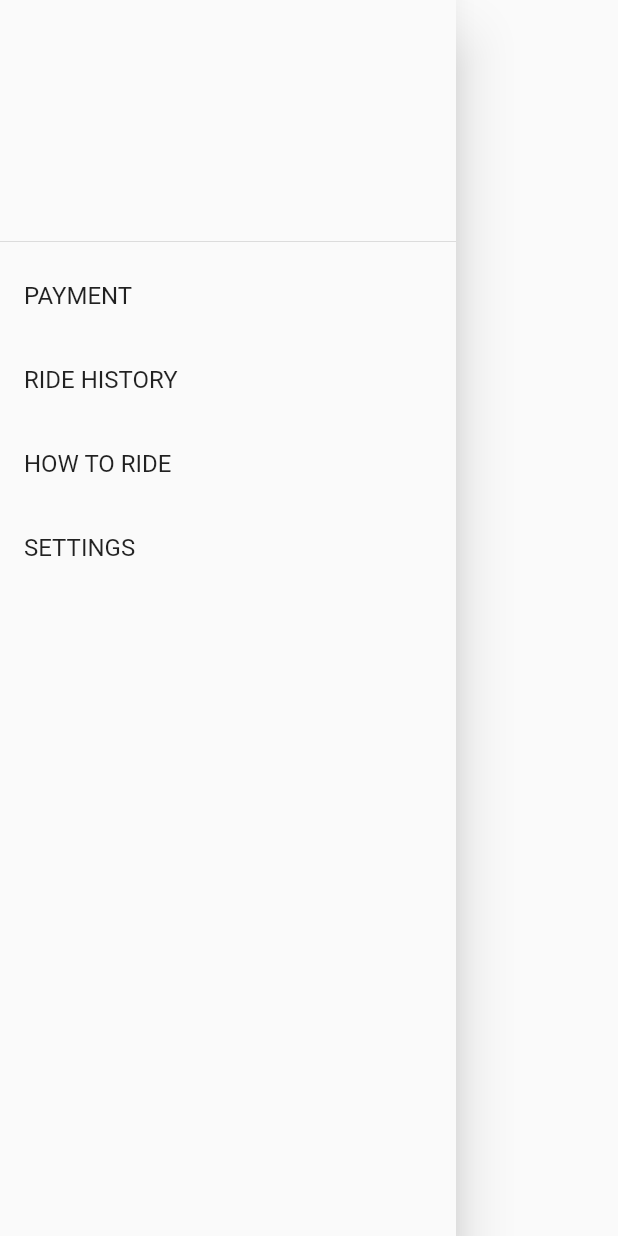
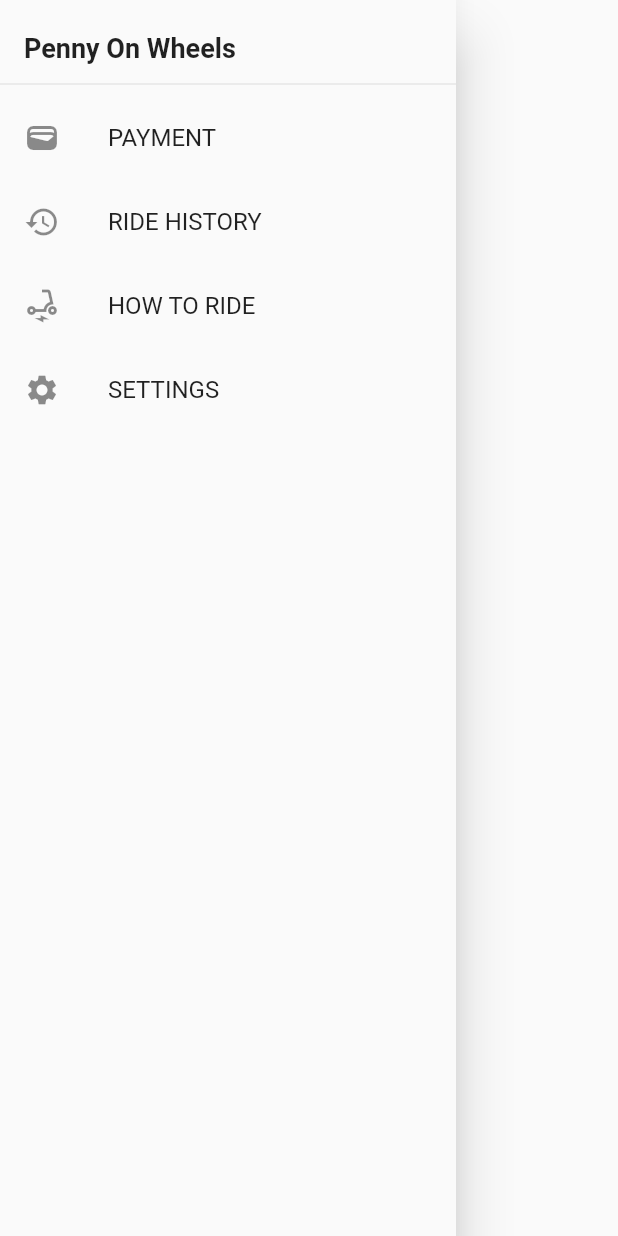
Before and after one commit to pennyfea/pennyonwheels, a Flutter app: what buildDrawer() shows on an empty page, opened directly with empty values, on a phone screen of 412 x 824 dp. Run offline on Flutter 3.47's test engine with Material 2 defaults, Android fonts, the phone set to English and light mode, and no system bars; our stand-ins replace flutter_map, latlong2, location.

Commit message:
add icons, change design of drawer

```diff
--- a/lib/widgets/drawer.dart
+++ b/lib/widgets/drawer.dart
@@ -34,37 +34,44 @@ Drawer buildDrawer(BuildContext context, String currentRoute) {
   return Drawer(
     child: ListView(
       children: <Widget>[
-        DrawerHeader(
-          child: Column(
-            mainAxisAlignment: MainAxisAlignment.center,
-            // children: [
-            //   Image.asset(
-            //     'assets/CompanyIcon.png',
-            //     height: 48,
-            //   ),
-            // ],
-          ),
+          SizedBox(
+            height: 64.0,
+            child: DrawerHeader(
+              child: Column(
+                mainAxisAlignment: MainAxisAlignment.center,
+                crossAxisAlignment: CrossAxisAlignment.start,
+                children: [
+                  const Text(
+                    'Penny On Wheels',
+                    style: TextStyle(
+                      fontWeight: FontWeight.bold,
+                      fontSize: 18.0
+                      ),
+                  ),
+                ],
+              ),
+            ),
         ),
         _buildMenuItem(
           context,
           const Text('PAYMENT'),
           PaymentPage.route,
           currentRoute,
-          // icon: const Icon(Icons.home),
+          icon: const Icon(Icons.wallet)
         ),
         _buildMenuItem(
           context,
           const Text('RIDE HISTORY'),
           RideHistoryPage.route,
           currentRoute,
-          // icon: const Icon(Icons.home),
+          icon: const Icon(Icons.history),
         ),
         _buildMenuItem(
           context,
           const Text('HOW TO RIDE'),
           HowToRidePage.route,
           currentRoute,
-          // icon: const Icon(Icons.home),
+          icon: const Icon(Icons.electric_scooter),
         ),
         // _buildMenuItem(
         //   context,
@@ -85,7 +92,7 @@ Drawer buildDrawer(BuildContext context, String currentRoute) {
           const Text('SETTINGS'),
           SettingsPage.route,
           currentRoute,
-          // icon: const Icon(Icons.home),
+          icon: const Icon(Icons.settings),
         ),
       ],
     ),
```
